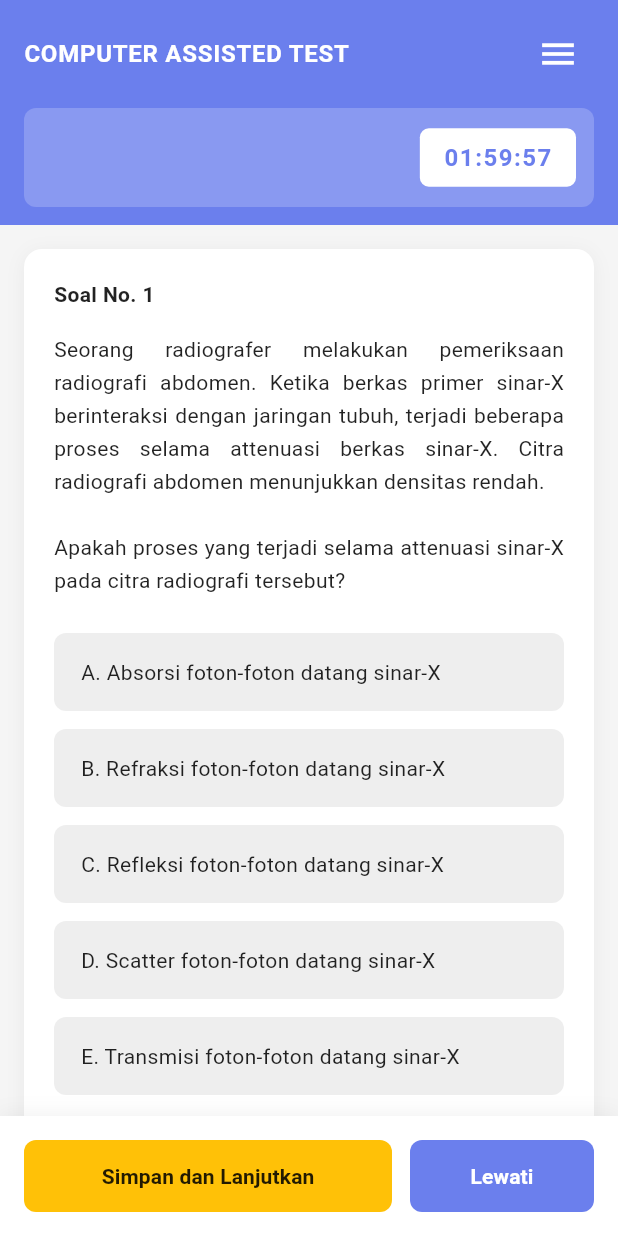
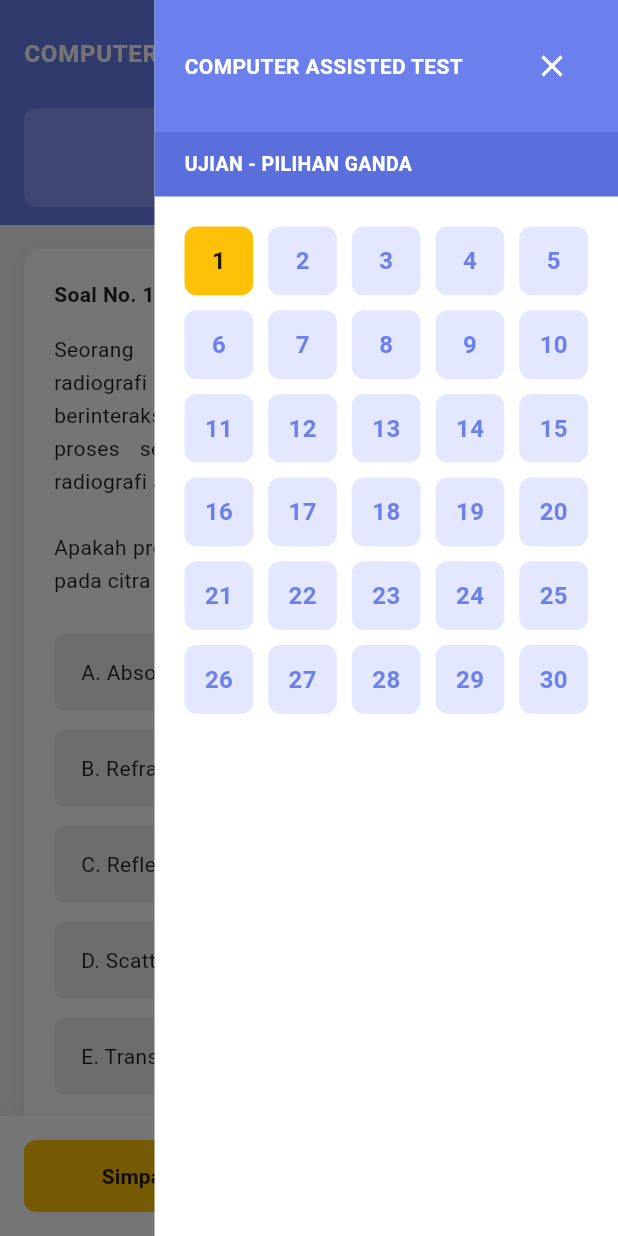
Before and after one commit to vy09/cat_project, a Flutter app: the ExamPage screen opened directly with empty values, with the side drawer open (before the commit the screen has no drawer), on a phone screen of 412 x 824 dp. Run offline on Flutter 3.47's test engine with Material 3 defaults, Android fonts, the phone set to English and light mode, and no system bars.

Commit message:
feat: Add exam navigation drawer for improved question navigation

```diff
--- a/lib/Page/Exam/exam_page.dart
+++ b/lib/Page/Exam/exam_page.dart
@@ -2,6 +2,7 @@ import 'package:flutter/material.dart';
 import 'package:cat_project/Widgets/Exam/exam_header_widget.dart';
 import 'package:cat_project/Widgets/Exam/exam_question_widget.dart';
 import 'package:cat_project/Widgets/Exam/exam_navigation_widget.dart';
+import 'package:cat_project/Widgets/Exam/exam_navigation_drawer.dart';
 
 class ExamPage extends StatefulWidget {
   final String examTitle;
@@ -23,9 +24,15 @@ class _ExamPageState extends State<ExamPage> {
   final Map<int, String> _answers = {};
 
   // Sample questions - should come from backend
-  final List<Map<String, dynamic>> _questions = [
-    {
-      'number': 1,
+  late final List<Map<String, dynamic>> _questions;
+
+  @override
+  void initState() {
+    super.initState();
+    _questions = List.generate(
+      30,
+      (index) => {
+        'number': index + 1,
         'text':
             'Seorang radiografer melakukan pemeriksaan radiografi abdomen. Ketika berkas primer sinar-X berinteraksi dengan jaringan tubuh, terjadi beberapa proses selama attenuasi berkas sinar-X. Citra radiografi abdomen menunjukkan densitas rendah.\n\nApakah proses yang terjadi selama attenuasi sinar-X pada citra radiografi tersebut?',
         'options': [
@@ -36,7 +43,8 @@ class _ExamPageState extends State<ExamPage> {
           'E. Transmisi foton-foton datang sinar-X',
         ],
       },
-  ];
+    );
+  }
 
   void _selectAnswer(String answer) {
     setState(() {
@@ -87,22 +95,41 @@ class _ExamPageState extends State<ExamPage> {
     _nextQuestion();
   }
 
+  void _goToQuestion(int index) {
+    setState(() {
+      _currentQuestionIndex = index;
+      _selectedAnswer = _answers[_currentQuestionIndex];
+    });
+  }
+
   @override
   Widget build(BuildContext context) {
     final currentQuestion = _questions[_currentQuestionIndex];
 
     return Scaffold(
       backgroundColor: Colors.grey[100],
+      endDrawer: ExamNavigationDrawer(
+        totalQuestions: _questions.length,
+        currentQuestionIndex: _currentQuestionIndex,
+        answers: _answers,
+        onQuestionSelected: _goToQuestion,
+      ),
       body: SafeArea(
-        child: Column(
+        child: Builder(
+          builder: (BuildContext context) {
+            return Column(
               children: [
                 // Header
                 ExamHeaderWidget(
                   examTitle: widget.examTitle,
                   examSubtitle: widget.examSubtitle,
-              remainingTime: const Duration(hours: 1, minutes: 59, seconds: 59),
+                  remainingTime: const Duration(
+                    hours: 1,
+                    minutes: 59,
+                    seconds: 59,
+                  ),
                   onMenuPressed: () {
-                // Show menu options
+                    Scaffold.of(context).openEndDrawer();
                   },
                 ),
 
@@ -128,6 +155,8 @@ class _ExamPageState extends State<ExamPage> {
                   onGoBack: _previousQuestion,
                 ),
               ],
+            );
+          },
         ),
       ),
     );
--- /dev/null
+++ b/lib/Widgets/Exam/exam_navigation_drawer.dart
@@ -0,0 +1,144 @@
+import 'package:flutter/material.dart';
+
+class ExamNavigationDrawer extends StatelessWidget {
+  final int totalQuestions;
+  final int currentQuestionIndex;
+  final Map<int, String> answers;
+  final Function(int) onQuestionSelected;
+
+  const ExamNavigationDrawer({
+    super.key,
+    required this.totalQuestions,
+    required this.currentQuestionIndex,
+    required this.answers,
+    required this.onQuestionSelected,
+  });
+
+  @override
+  Widget build(BuildContext context) {
+    return Container(
+      width: MediaQuery.of(context).size.width * 0.75,
+      color: Colors.white,
+      child: SafeArea(
+        child: Column(
+          children: [
+            // Header
+            Container(
+              width: double.infinity,
+              padding: const EdgeInsets.all(20),
+              decoration: const BoxDecoration(color: Color(0xFF6B7FED)),
+              child: Row(
+                mainAxisAlignment: MainAxisAlignment.spaceBetween,
+                children: [
+                  const Text(
+                    'COMPUTER ASSISTED TEST',
+                    style: TextStyle(
+                      color: Colors.white,
+                      fontSize: 14,
+                      fontWeight: FontWeight.bold,
+                    ),
+                  ),
+                  IconButton(
+                    icon: const Icon(Icons.close, color: Colors.white),
+                    onPressed: () => Navigator.of(context).pop(),
+                    padding: EdgeInsets.zero,
+                    constraints: const BoxConstraints(),
+                  ),
+                ],
+              ),
+            ),
+
+            // Exam title
+            Container(
+              width: double.infinity,
+              padding: const EdgeInsets.symmetric(horizontal: 20, vertical: 12),
+              color: const Color(0xFF5A6FDB),
+              child: const Text(
+                'UJIAN - PILIHAN GANDA',
+                style: TextStyle(
+                  color: Colors.white,
+                  fontSize: 13,
+                  fontWeight: FontWeight.w600,
+                ),
+              ),
+            ),
+
+            const SizedBox(height: 20),
+
+            // Question grid
+            Expanded(
+              child: Padding(
+                padding: const EdgeInsets.symmetric(horizontal: 20),
+                child: GridView.builder(
+                  gridDelegate: const SliverGridDelegateWithFixedCrossAxisCount(
+                    crossAxisCount: 5,
+                    crossAxisSpacing: 10,
+                    mainAxisSpacing: 10,
+                    childAspectRatio: 1,
+                  ),
+                  itemCount: totalQuestions,
+                  itemBuilder: (context, index) {
+                    final questionNumber = index + 1;
+                    final isCurrentQuestion = index == currentQuestionIndex;
+                    final isAnswered = answers.containsKey(index);
+
+                    return _buildQuestionButton(
+                      questionNumber: questionNumber,
+                      isCurrentQuestion: isCurrentQuestion,
+                      isAnswered: isAnswered,
+                      onTap: () {
+                        onQuestionSelected(index);
+                        Navigator.of(context).pop();
+                      },
+                    );
+                  },
+                ),
+              ),
+            ),
+          ],
+        ),
+      ),
+    );
+  }
+
+  Widget _buildQuestionButton({
+    required int questionNumber,
+    required bool isCurrentQuestion,
+    required bool isAnswered,
+    required VoidCallback onTap,
+  }) {
+    Color backgroundColor;
+    Color textColor;
+
+    if (isCurrentQuestion) {
+      backgroundColor = const Color(0xFFFFC107); // Yellow for current
+      textColor = Colors.black87;
+    } else if (isAnswered) {
+      backgroundColor = const Color(0xFF4CAF50); // Green for answered
+      textColor = Colors.white;
+    } else {
+      backgroundColor = const Color(0xFFE3E7FF); // Light blue for unanswered
+      textColor = const Color(0xFF6B7FED);
+    }
+
+    return InkWell(
+      onTap: onTap,
+      child: Container(
+        decoration: BoxDecoration(
+          color: backgroundColor,
+          borderRadius: BorderRadius.circular(8),
+        ),
+        child: Center(
+          child: Text(
+            questionNumber.toString(),
+            style: TextStyle(
+              fontSize: 16,
+              fontWeight: FontWeight.bold,
+              color: textColor,
+            ),
+          ),
+        ),
+      ),
+    );
+  }
+}
```
Lines whose indentation alone changed are shown as unchanged.
